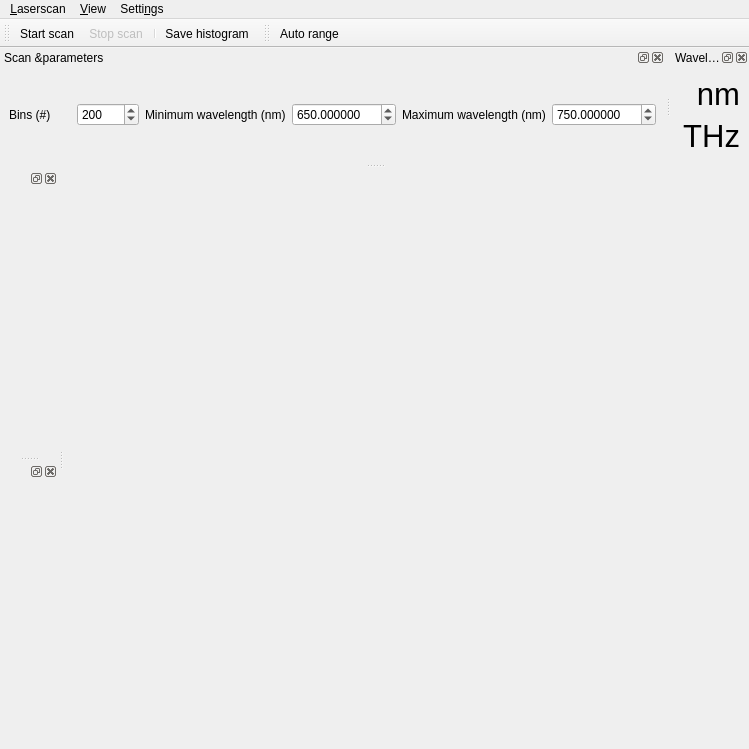
Before: the Qt Designer form src/qudi/gui/wavemeter/ui_scanwindow.ui in bbuusshh/scudi, drawn with Qt 5.
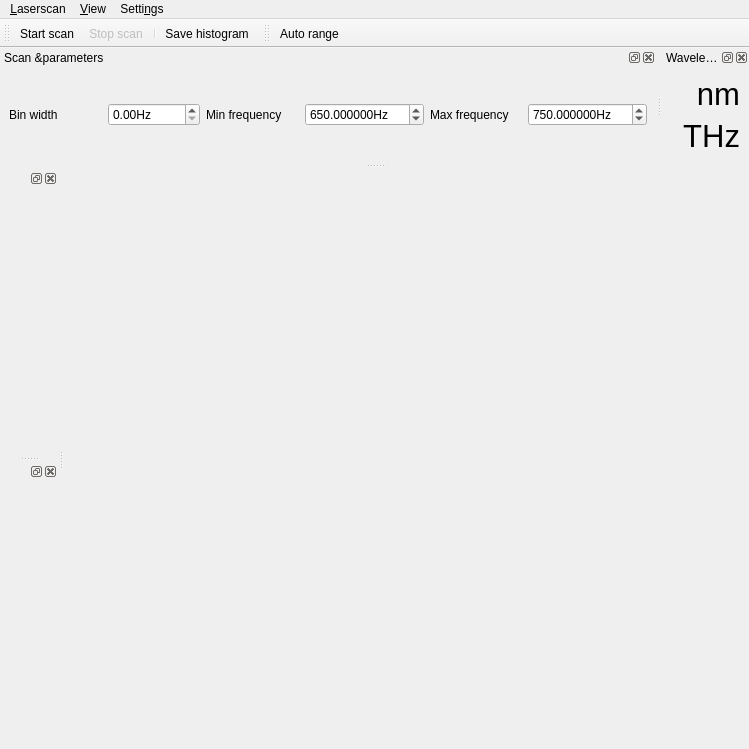
After: the same form once the commit is applied. Icons and pictures are not drawn. Custom widgets are drawn as their Qt base class.

Commit message: wavelogger updt

```diff
--- a/src/qudi/gui/wavemeter/ui_scanwindow.ui
+++ b/src/qudi/gui/wavemeter/ui_scanwindow.ui
@@ -91,36 +91,33 @@
 High bin number gives noisy but detailed data.</string>
        </property>
        <property name="text">
-        <string>Bins (#)</string>
+        <string>Bin width</string>
        </property>
       </widget>
      </item>
      <item>
-      <widget class="QSpinBox" name="binSpinBox">
+      <widget class="ScienDSpinBox" name="binDoubleSpinBox">
        <property name="toolTip">
         <string>Number of bins to split the wavelength range up into.
 High bin number gives noisy but detailed data.</string>
        </property>
-       <property name="minimum">
-        <number>1</number>
-       </property>
-       <property name="maximum">
-        <number>10000</number>
-       </property>
-       <property name="value">
-        <number>200</number>
+       <property name="suffix">
+        <string>Hz</string>
        </property>
       </widget>
      </item>
      <item>
       <widget class="QLabel" name="minLabel">
        <property name="text">
-        <string>Minimum wavelength (nm)</string>
+        <string>Min frequency</string>
        </property>
       </widget>
      </item>
      <item>
-      <widget class="QDoubleSpinBox" name="minDoubleSpinBox">
+      <widget class="ScienDSpinBox" name="minDoubleSpinBox">
+       <property name="suffix">
+        <string>Hz</string>
+       </property>
        <property name="decimals">
         <number>6</number>
        </property>
@@ -138,12 +135,15 @@
      <item>
       <widget class="QLabel" name="maxLabel">
        <property name="text">
-        <string>Maximum wavelength (nm)</string>
+        <string>Max frequency</string>
        </property>
       </widget>
      </item>
      <item>
-      <widget class="QDoubleSpinBox" name="maxDoubleSpinBox">
+      <widget class="ScienDSpinBox" name="maxDoubleSpinBox">
+       <property name="suffix">
+        <string>Hz</string>
+       </property>
        <property name="decimals">
         <number>6</number>
        </property>
@@ -329,6 +329,13 @@
    </property>
   </action>
  </widget>
+ <customwidgets>
+  <customwidget>
+   <class>ScienDSpinBox</class>
+   <extends>QDoubleSpinBox</extends>
+   <header>qudi.util.widgets.scientific_spinbox.h</header>
+  </customwidget>
+ </customwidgets>
  <resources/>
  <connections>
   <connection>
```
The commit also changes 2 other files.
